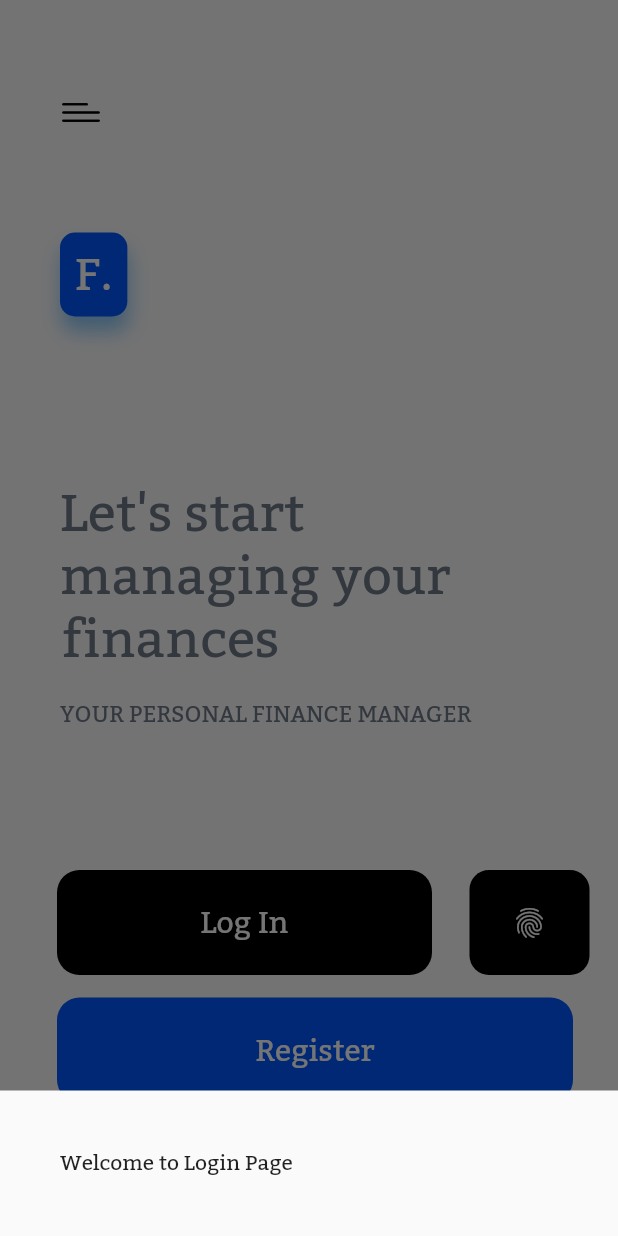
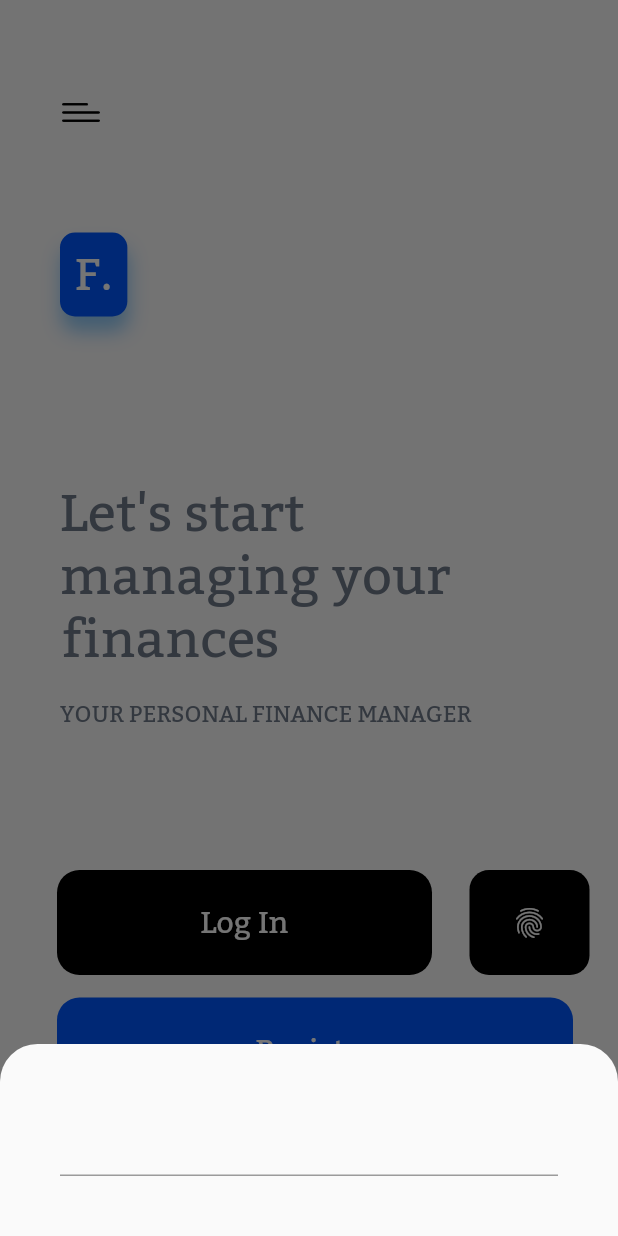
Before and after one commit to shekhar8897/Sample, a Flutter app: the screen it shows after launch, after a tap on "Log In", on a phone screen of 412 x 824 dp. Run offline on Flutter 3.47's test engine with Material 2 defaults, Android fonts, the phone set to English and light mode, and no system bars.

Commit message:
morning 4:30AM

```diff
--- a/sample/lib/AuthPage.dart
+++ b/sample/lib/AuthPage.dart
@@ -1,6 +1,7 @@
-import 'dart:math';
+// import 'dart:math';
 import 'package:flutter/material.dart';
 
+enum AuthMode { Signup, Login }
 
 class AuthPage extends StatefulWidget {
   AuthPage({Key key}) : super(key: key);
@@ -11,11 +12,31 @@ class AuthPage extends StatefulWidget {
 
 class _AuthPageState extends State<AuthPage> {
 
+  Widget myLogin(){
+    return Padding(
+  padding: EdgeInsets.only(bottom: MediaQuery.of(context).viewInsets.bottom),
+  child: TextField()
+);
+  }
+  // Widget mySignup(){
 
-  void _showModalSheet() {
-    showModalBottomSheet(context: context, builder: (builder) {
+  // }
+  Widget myForm(AuthMode data)
+  {
+    return Container(
+      //child:Text(data == AuthMode.Login ? 'LOGIN' : 'SIGN UP',style: TextStyle(fontSize: 150),)
+      child:Container(child:data==AuthMode.Login?myLogin():Text('SIGNUP',style:TextStyle(fontSize:150)),)
+    );
+  }
+
+  void _showModalSheet(AuthMode data) {
+    showModalBottomSheet(context: context, shape: RoundedRectangleBorder(
+          borderRadius: BorderRadius.vertical(top: Radius.circular(25.0)),
+        ), builder: (builder) {
+
       return Container(
-        child: Text('Welcome to Login Page'),
+
+        child: myForm(data),
         padding: EdgeInsets.all(40.0),
       );
     });
@@ -46,7 +67,7 @@ class _AuthPageState extends State<AuthPage> {
                       color: Theme.of(context).buttonColor,
                       textColor: Colors.white,
                       child: new Text("Log In",style: TextStyle(fontSize: 20),),
-                      onPressed: _showModalSheet,
+                      onPressed: (){ _showModalSheet(AuthMode.Login);},
                       splashColor: Colors.grey,
                       elevation: 0,
                     ),
@@ -85,7 +106,7 @@ class _AuthPageState extends State<AuthPage> {
                       color: Color(0xFF0057ff),
                       textColor: Colors.white,
                       child: new Text("Register",style: TextStyle(fontSize: 20),),
-                      onPressed: () => {},
+                      onPressed:(){ _showModalSheet(AuthMode.Signup);},
                       splashColor: Colors.lightBlue,
                       elevation: 0,
                     ),
--- a/sample/lib/HomePage.dart
+++ b/sample/lib/HomePage.dart
@@ -2,29 +2,23 @@ import 'package:flutter/material.dart';
 import 'package:sample/AuthPage.dart';
 
 
-class HomePage extends StatefulWidget {
+
+
+class HomePage extends StatelessWidget {
  // const HomePage({Key key}) : super(key: key);
-
-  @override
-  _HomePageState createState() => _HomePageState();
-}
-
-class _HomePageState extends State<HomePage> {
-
-  void _showModalSheet() {
-    showModalBottomSheet(context: context, builder: (builder) {
-      return Container(
-        child: Text('Welcome to Login Page'),
-        padding: EdgeInsets.all(40.0),
-      );
-    });
-  }
+  GlobalKey<ScaffoldState> _drawerKey = GlobalKey();
+  bool enabled = false;
 
   @override
   Widget build(BuildContext context) {
     return Scaffold(
+      key: _drawerKey,
+      drawer: Drawer(child: Text("hello"),),
      body:new Stack(
        children: <Widget>[
+        //  Drawer(
+        //    child:Text("hello")
+        //  ),
           new Container(
 
             margin:EdgeInsets.only(top:25,left:30),
@@ -33,7 +27,12 @@ class _HomePageState extends State<HomePage> {
             child:IconButton(
               //icon: Icon(Icons.menu),
                icon: Image.asset('assets/icons/menu.png',height: 50,width: 25,),
-               onPressed: (){},
+               onPressed: (){
+                 if (enabled) {
+            // open drawer if this value is true
+            _drawerKey.currentState.openDrawer();
+          }
+               },
              ),
           ),
           new Container(
--- a/sample/lib/main.dart
+++ b/sample/lib/main.dart
@@ -14,7 +14,8 @@ class MyApp extends StatelessWidget {
         brightness: Brightness.light,
         accentColor: Colors.white,
         buttonColor: Colors.black,
-        fontFamily: 'Bitter'
+        fontFamily: 'Bitter',
+        //canvasColor: Colors.transparent,
       ),
       home: MyHomePage(title: 'Sample'),
     );
```
